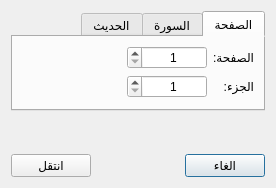
This is src/openpagedialog.ui in boussouira/moltaqa as Qt 5 draws it before an edit. The edited form follows.
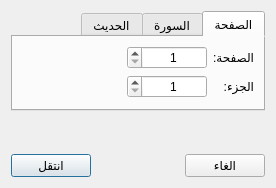
This is the edited form.

Commit message: Make go button the default in OpenPageDialog

What changed in the file:
```diff
--- a/src/openpagedialog.ui
+++ b/src/openpagedialog.ui
@@ -251,6 +251,9 @@
        <property name="text">
         <string>انتقل</string>
        </property>
+       <property name="default">
+        <bool>true</bool>
+       </property>
       </widget>
      </item>
     </layout>
```
